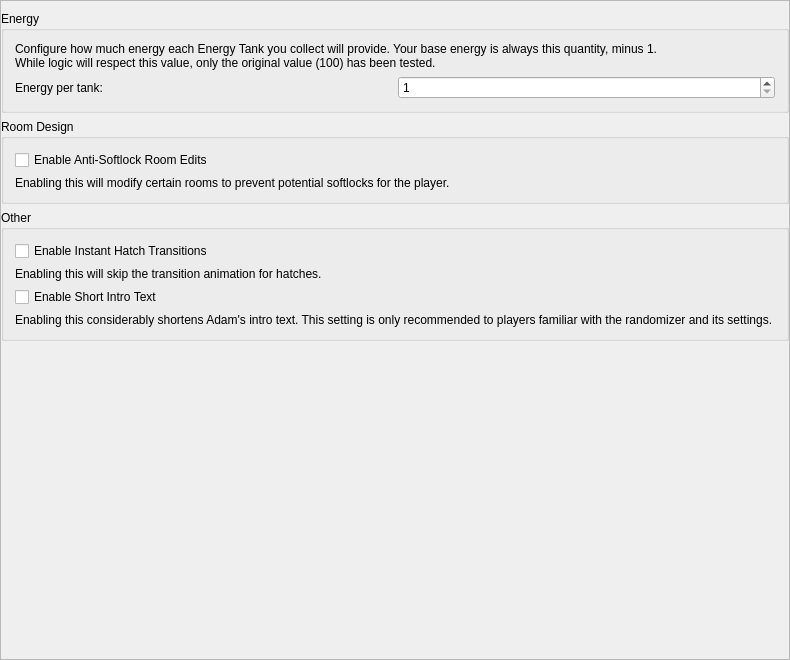
The window that randovania/games/fusion/gui/ui_files/preset_fusion_patches.ui (randovania/randovania) describes before a commit, drawn with Qt 5.
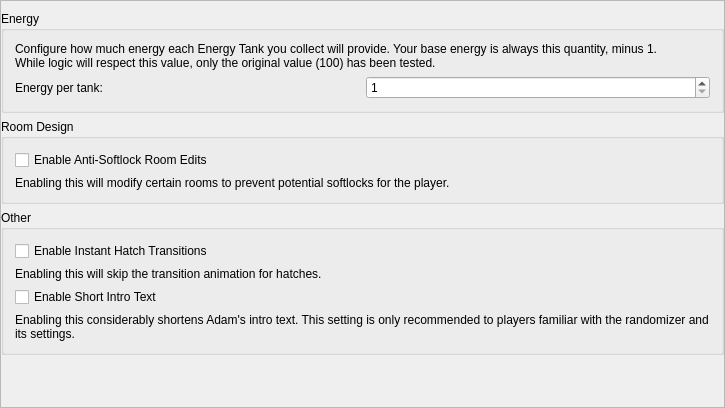
The same window after the commit.

Commit message: adjust formatting

```diff
--- a/randovania/games/fusion/gui/ui_files/preset_fusion_patches.ui
+++ b/randovania/games/fusion/gui/ui_files/preset_fusion_patches.ui
@@ -6,8 +6,8 @@
    <rect>
     <x>0</x>
     <y>0</y>
-    <width>790</width>
-    <height>660</height>
+    <width>725</width>
+    <height>408</height>
    </rect>
   </property>
   <property name="windowTitle">
@@ -43,8 +43,8 @@
         <rect>
          <x>0</x>
          <y>0</y>
-         <width>788</width>
-         <height>658</height>
+         <width>709</width>
+         <height>422</height>
         </rect>
        </property>
        <property name="sizePolicy">
@@ -91,7 +91,7 @@
            <item>
             <widget class="QLabel" name="etank_description_label">
              <property name="sizePolicy">
-              <sizepolicy hsizetype="Preferred" vsizetype="Preferred">
+              <sizepolicy hsizetype="Minimum" vsizetype="Preferred">
                <horstretch>0</horstretch>
                <verstretch>0</verstretch>
               </sizepolicy>
@@ -100,6 +100,9 @@
               <string>Configure how much energy each Energy Tank you collect will provide. Your base energy is always this quantity, minus 1.
 While logic will respect this value, only the original value (100) has been tested.</string>
              </property>
+             <property name="wordWrap">
+              <bool>true</bool>
+             </property>
             </widget>
            </item>
            <item>
@@ -153,9 +156,18 @@
            </item>
            <item>
             <widget class="QLabel" name="anti_softlock_label">
+             <property name="sizePolicy">
+              <sizepolicy hsizetype="Minimum" vsizetype="Preferred">
+               <horstretch>0</horstretch>
+               <verstretch>0</verstretch>
+              </sizepolicy>
+             </property>
              <property name="text">
               <string>Enabling this will modify certain rooms to prevent potential softlocks for the player.</string>
              </property>
+             <property name="wordWrap">
+              <bool>true</bool>
+             </property>
             </widget>
            </item>
           </layout>
@@ -176,6 +188,12 @@
            </item>
            <item>
             <widget class="QLabel" name="instant_transitions_label">
+             <property name="sizePolicy">
+              <sizepolicy hsizetype="Minimum" vsizetype="Preferred">
+               <horstretch>0</horstretch>
+               <verstretch>0</verstretch>
+              </sizepolicy>
+             </property>
              <property name="text">
               <string>&lt;html&gt;&lt;head/&gt;&lt;body&gt;&lt;p&gt;Enabling this will skip the transition animation for hatches.&lt;/p&gt;&lt;/body&gt;&lt;/html&gt;</string>
              </property>
@@ -193,9 +211,18 @@
            </item>
            <item>
             <widget class="QLabel" name="short_intro_text_label">
+             <property name="sizePolicy">
+              <sizepolicy hsizetype="Minimum" vsizetype="Preferred">
+               <horstretch>0</horstretch>
+               <verstretch>0</verstretch>
+              </sizepolicy>
+             </property>
              <property name="text">
               <string>Enabling this considerably shortens Adam's intro text. This setting is only recommended to players familiar with the randomizer and its settings.</string>
              </property>
+             <property name="wordWrap">
+              <bool>true</bool>
+             </property>
             </widget>
            </item>
           </layout>
```
